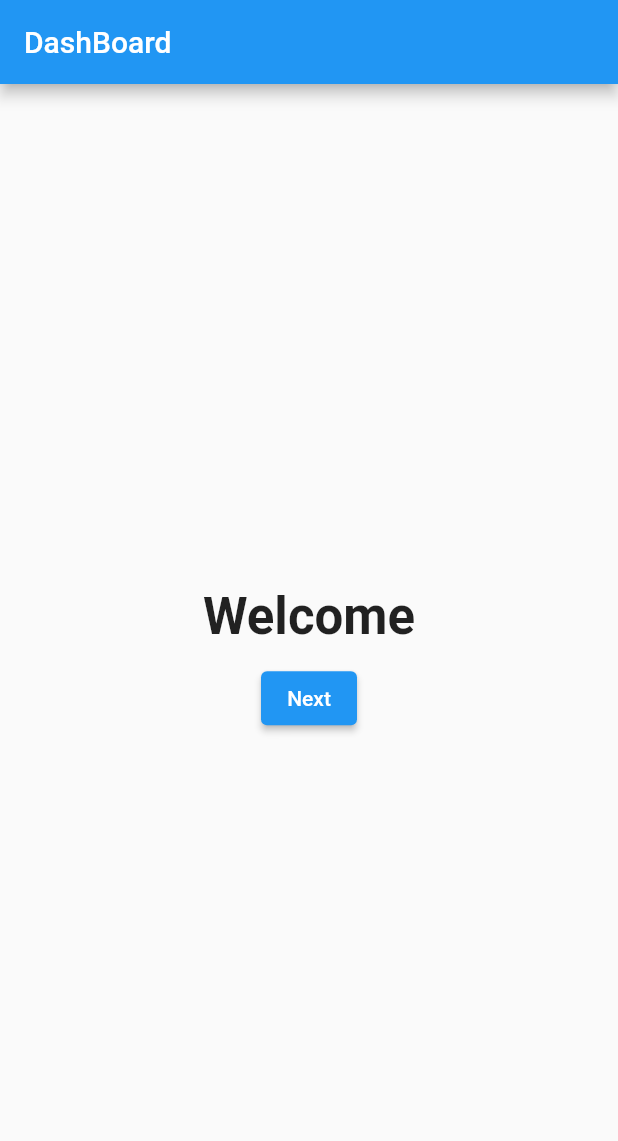
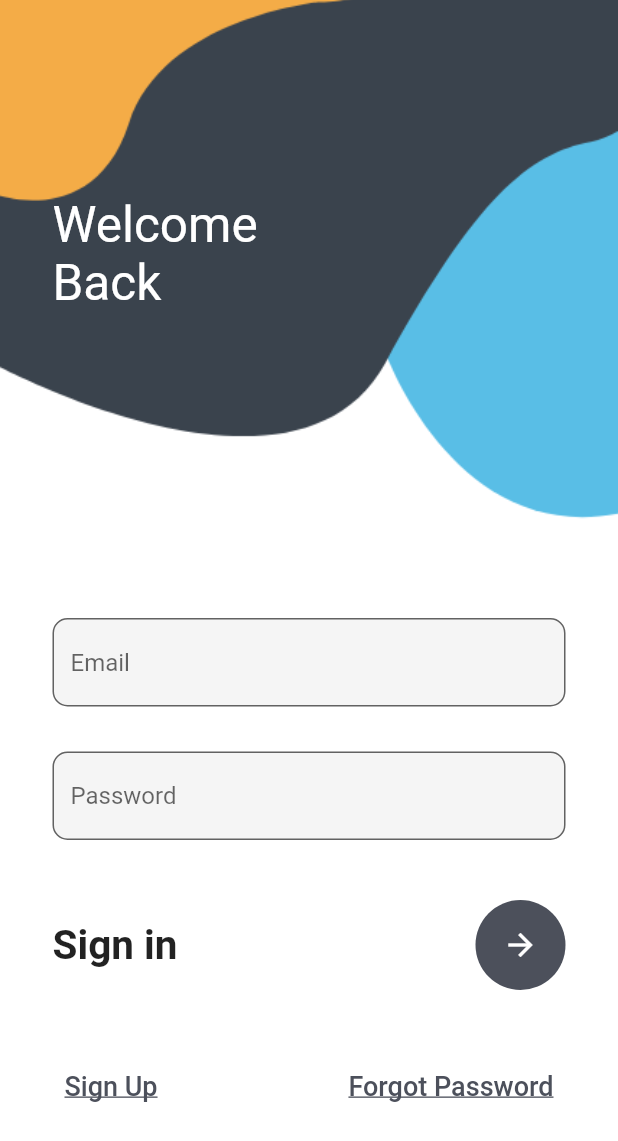
Before and after one commit to admirerr/Safalta, a Flutter app: the screen it shows after launch, on a phone screen of 412 x 824 dp. Shown: the top 1141 px of the screen. Run offline on Flutter 3.47's test engine with Material 2 defaults, Android fonts, the phone set to English and light mode, and no system bars.

Commit message:
Login and Register FrontEnd done

```diff
--- /dev/null
+++ b/lib/login.dart
@@ -0,0 +1,132 @@
+import 'package:flutter/material.dart';
+
+class MyLogin extends StatefulWidget {
+  const MyLogin({Key? key}) : super(key: key);
+
+  @override
+  _MyLoginState createState() => _MyLoginState();
+}
+
+class _MyLoginState extends State<MyLogin> {
+  @override
+  Widget build(BuildContext context) {
+    return Container(
+      decoration: BoxDecoration(
+        image: DecorationImage(
+            image: AssetImage('assets/login.png'), fit: BoxFit.cover),
+      ),
+      child: Scaffold(
+        backgroundColor: Colors.transparent,
+        body: Stack(
+          children: [
+            Container(),
+            Container(
+              padding: EdgeInsets.only(left: 35, top: 130),
+              child: Text(
+                'Welcome\nBack',
+                style: TextStyle(color: Colors.white, fontSize: 33),
+              ),
+            ),
+            SingleChildScrollView(
+              child: Container(
+                padding: EdgeInsets.only(
+                    top: MediaQuery.of(context).size.height * 0.5),
+                child: Column(
+                  crossAxisAlignment: CrossAxisAlignment.start,
+                  children: [
+                    Container(
+                      margin: EdgeInsets.only(left: 35, right: 35),
+                      child: Column(
+                        children: [
+                          TextField(
+                            style: TextStyle(color: Colors.black),
+                            decoration: InputDecoration(
+                                fillColor: Colors.grey.shade100,
+                                filled: true,
+                                hintText: "Email",
+                                border: OutlineInputBorder(
+                                  borderRadius: BorderRadius.circular(10),
+                                )),
+                          ),
+                          SizedBox(
+                            height: 30,
+                          ),
+                          TextField(
+                            style: TextStyle(),
+                            obscureText: true,
+                            decoration: InputDecoration(
+                                fillColor: Colors.grey.shade100,
+                                filled: true,
+                                hintText: "Password",
+                                border: OutlineInputBorder(
+                                  borderRadius: BorderRadius.circular(10),
+                                )),
+                          ),
+                          SizedBox(
+                            height: 40,
+                          ),
+                          Row(
+                            mainAxisAlignment: MainAxisAlignment.spaceBetween,
+                            children: [
+                              Text(
+                                'Sign in',
+                                style: TextStyle(
+                                    fontSize: 27, fontWeight: FontWeight.w700),
+                              ),
+                              CircleAvatar(
+                                radius: 30,
+                                backgroundColor: Color(0xff4c505b),
+                                child: IconButton(
+                                    color: Colors.white,
+                                    onPressed: () {},
+                                    icon: Icon(
+                                      Icons.arrow_forward,
+                                    )),
+                              )
+                            ],
+                          ),
+                          SizedBox(
+                            height: 40,
+                          ),
+                          Row(
+                            mainAxisAlignment: MainAxisAlignment.spaceBetween,
+                            children: [
+                              TextButton(
+                                onPressed: () {
+                                  Navigator.pushNamed(context, 'register');
+                                },
+                                child: Text(
+                                  'Sign Up',
+                                  textAlign: TextAlign.left,
+                                  style: TextStyle(
+                                      decoration: TextDecoration.underline,
+                                      color: Color(0xff4c505b),
+                                      fontSize: 18),
+                                ),
+                                style: ButtonStyle(),
+                              ),
+                              TextButton(
+                                  onPressed: () {},
+                                  child: Text(
+                                    'Forgot Password',
+                                    style: TextStyle(
+                                      decoration: TextDecoration.underline,
+                                      color: Color(0xff4c505b),
+                                      fontSize: 18,
+                                    ),
+                                  )),
+                            ],
+                          )
+                        ],
+                      ),
+                    )
+                  ],
+                ),
+              ),
+            ),
+          ],
+        ),
+      ),
+    );
+  }
+}
--- a/lib/main.dart
+++ b/lib/main.dart
@@ -1,5 +1,8 @@
 import 'package:flutter/material.dart';
+import 'package:safalta/register.dart';
 import 'package:safalta/splash_screen.dart';
+
+import 'login.dart';
 
 void main() {
   runApp(const MyApp());
@@ -27,6 +30,11 @@
       ),
       home: SplashScreen(),
       //const MyHomePage(title: 'Flutter Demo Home Page'),
+
+      routes: {
+        'register': (context) => MyRegister(),
+        'login': (context) => MyLogin(),
+      },
     );
   }
 }
--- a/lib/splash_screen.dart
+++ b/lib/splash_screen.dart
@@ -3,7 +3,8 @@
 
 import 'package:flutter/cupertino.dart';
 import 'package:flutter/material.dart';
-import 'package:safalta/dashboard.dart';
+//import 'package:safalta/dashboard.dart';
+import 'package:safalta/login.dart';
 
 class SplashScreen extends StatefulWidget{
   @override
@@ -19,7 +20,7 @@
 
     Timer(Duration(seconds: 2), () {
 
-      Navigator.pushReplacement(context, MaterialPageRoute(builder: (context) => dashboard() ));
+      Navigator.pushReplacement(context, MaterialPageRoute(builder: (context) => MyLogin() ));
 
 
       //Navigator.pushReplacement(context, MaterialPageRoute(builder: (context) => dashboard(),
--- a/pubspec.yaml
+++ b/pubspec.yaml
@@ -60,8 +60,8 @@
   uses-material-design: true
 
   # To add assets to your application, add an assets section, like this:
-  # assets:
-  #   - images/a_dot_burr.jpeg
+  assets:
+  - assets/
   #   - images/a_dot_ham.jpeg
 
   # An image asset can refer to one or more resolution-specific "variants", see
```
Also changed, not shown: lib/register.dart (added, +173 -0 lines), assets/login.png (added), assets/register.png (added).
